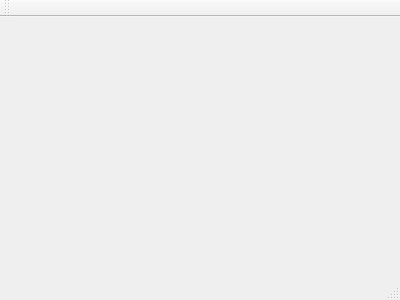
First picture: the form in Converter/mainwindow.ui, repository evgenykzz2/ArduFPS, before the edit.
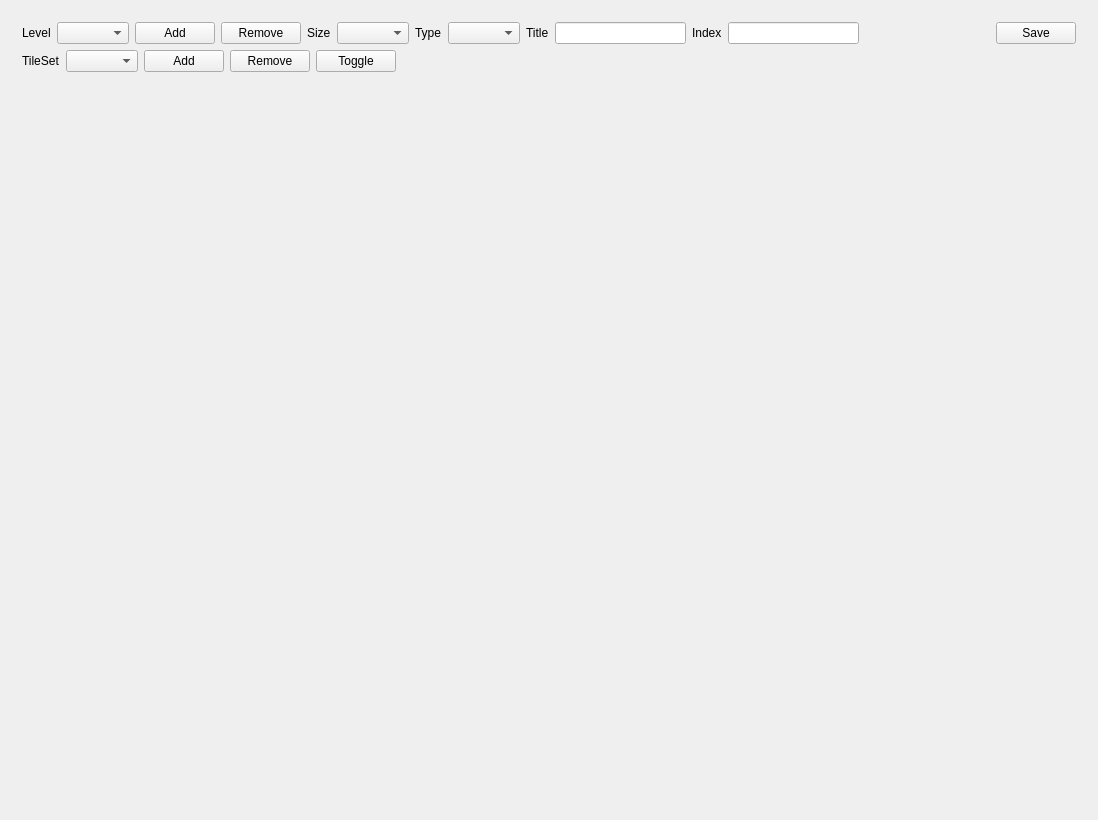
Second picture: the form after the edit.

Commit message: Start working on levels editor

```diff
--- a/Converter/mainwindow.ui
+++ b/Converter/mainwindow.ui
@@ -1,24 +1,264 @@
 <ui version="4.0">
  <class>MainWindow</class>
- <widget class="QMainWindow" name="MainWindow" >
-  <property name="geometry" >
+ <widget class="QMainWindow" name="MainWindow">
+  <property name="geometry">
    <rect>
     <x>0</x>
     <y>0</y>
-    <width>400</width>
-    <height>300</height>
+    <width>1098</width>
+    <height>790</height>
    </rect>
   </property>
   <property name="windowTitle" >
    <string>MainWindow</string>
   </property>
-  <widget class="QMenuBar" name="menuBar" />
-  <widget class="QToolBar" name="mainToolBar" />
-  <widget class="QWidget" name="centralWidget" />
-  <widget class="QStatusBar" name="statusBar" />
+  <widget class="QWidget" name="centralWidget">
+   <layout class="QVBoxLayout" name="verticalLayout_2">
+    <item>
+     <widget class="QWidget" name="widget_3" native="true">
+      <property name="sizePolicy">
+       <sizepolicy hsizetype="Preferred" vsizetype="Fixed">
+        <horstretch>0</horstretch>
+        <verstretch>0</verstretch>
+       </sizepolicy>
+      </property>
+      <layout class="QVBoxLayout" name="verticalLayout">
+       <item>
+        <widget class="QWidget" name="widget" native="true">
+         <layout class="QHBoxLayout" name="horizontalLayout_2">
+          <property name="leftMargin">
+           <number>0</number>
+          </property>
+          <property name="topMargin">
+           <number>0</number>
+          </property>
+          <property name="rightMargin">
+           <number>0</number>
+          </property>
+          <property name="bottomMargin">
+           <number>0</number>
+          </property>
+          <item>
+           <widget class="QLabel" name="label_3">
+            <property name="text">
+             <string>Level</string>
+            </property>
+           </widget>
+          </item>
+          <item>
+           <widget class="QComboBox" name="combo_level"/>
+          </item>
+          <item>
+           <widget class="QPushButton" name="btn_level_add">
+            <property name="text">
+             <string>Add</string>
+            </property>
+           </widget>
+          </item>
+          <item>
+           <widget class="QPushButton" name="btn_level_remove">
+            <property name="text">
+             <string>Remove</string>
+            </property>
+           </widget>
+          </item>
+          <item>
+           <widget class="QLabel" name="label_4">
+            <property name="text">
+             <string>Size</string>
+            </property>
+           </widget>
+          </item>
+          <item>
+           <widget class="QComboBox" name="combo_level_size"/>
+          </item>
+          <item>
+           <widget class="QLabel" name="label_6">
+            <property name="text">
+             <string>Type</string>
+            </property>
+           </widget>
+          </item>
+          <item>
+           <widget class="QComboBox" name="combo_level_type"/>
+          </item>
+          <item>
+           <widget class="QLabel" name="label_5">
+            <property name="text">
+             <string>Title</string>
+            </property>
+           </widget>
+          </item>
+          <item>
+           <widget class="QLineEdit" name="edit_level_title"/>
+          </item>
+          <item>
+           <widget class="QLabel" name="label_2">
+            <property name="text">
+             <string>Index</string>
+            </property>
+           </widget>
+          </item>
+          <item>
+           <widget class="QLineEdit" name="edit_level_title_index"/>
+          </item>
+          <item>
+           <spacer name="horizontalSpacer_4">
+            <property name="orientation">
+             <enum>Qt::Horizontal</enum>
+            </property>
+            <property name="sizeHint" stdset="0">
+             <size>
+              <width>40</width>
+              <height>20</height>
+             </size>
+            </property>
+           </spacer>
+          </item>
+          <item>
+           <widget class="QPushButton" name="btn_save">
+            <property name="text">
+             <string>Save</string>
+            </property>
+           </widget>
+          </item>
+         </layout>
+        </widget>
+       </item>
+       <item>
+        <widget class="QWidget" name="widget_4" native="true">
+         <layout class="QHBoxLayout" name="horizontalLayout">
+          <property name="leftMargin">
+           <number>0</number>
+          </property>
+          <property name="topMargin">
+           <number>0</number>
+          </property>
+          <property name="rightMargin">
+           <number>0</number>
+          </property>
+          <property name="bottomMargin">
+           <number>0</number>
+          </property>
+          <item>
+           <widget class="QLabel" name="label">
+            <property name="text">
+             <string>TileSet</string>
+            </property>
+           </widget>
+          </item>
+          <item>
+           <widget class="QComboBox" name="combo_tileset"/>
+          </item>
+          <item>
+           <widget class="QPushButton" name="btn_tileset_add">
+            <property name="text">
+             <string>Add</string>
+            </property>
+           </widget>
+          </item>
+          <item>
+           <widget class="QPushButton" name="btn_tileset_remove">
+            <property name="text">
+             <string>Remove</string>
+            </property>
+           </widget>
+          </item>
+          <item>
+           <widget class="QPushButton" name="btn_toggle_full_tileset">
+            <property name="text">
+             <string>Toggle</string>
+            </property>
+           </widget>
+          </item>
+          <item>
+           <spacer name="horizontalSpacer">
+            <property name="orientation">
+             <enum>Qt::Horizontal</enum>
+            </property>
+            <property name="sizeHint" stdset="0">
+             <size>
+              <width>40</width>
+              <height>20</height>
+             </size>
+            </property>
+           </spacer>
+          </item>
+         </layout>
+        </widget>
+       </item>
+       <item>
+        <widget class="QLabel" name="label_tileset">
+         <property name="minimumSize">
+          <size>
+           <width>512</width>
+           <height>32</height>
+          </size>
+         </property>
+         <property name="text">
+          <string/>
+         </property>
+        </widget>
+       </item>
+       <item>
+        <widget class="QLabel" name="label_full_tile_set">
+         <property name="text">
+          <string/>
+         </property>
+        </widget>
+       </item>
+      </layout>
+     </widget>
+    </item>
+    <item>
+     <widget class="QWidget" name="widget_2" native="true">
+      <layout class="QHBoxLayout" name="horizontalLayout_3">
+       <item>
+        <spacer name="horizontalSpacer_2">
+         <property name="orientation">
+          <enum>Qt::Horizontal</enum>
+         </property>
+         <property name="sizeHint" stdset="0">
+          <size>
+           <width>40</width>
+           <height>20</height>
+          </size>
+         </property>
+        </spacer>
+       </item>
+       <item>
+        <widget class="QLabel" name="label_map_view">
+         <property name="minimumSize">
+          <size>
+           <width>640</width>
+           <height>640</height>
+          </size>
+         </property>
+         <property name="text">
+          <string/>
+         </property>
+        </widget>
+       </item>
+       <item>
+        <spacer name="horizontalSpacer_3">
+         <property name="orientation">
+          <enum>Qt::Horizontal</enum>
+         </property>
+         <property name="sizeHint" stdset="0">
+          <size>
+           <width>40</width>
+           <height>20</height>
+          </size>
+         </property>
+        </spacer>
+       </item>
+      </layout>
+     </widget>
+    </item>
+   </layout>
+  </widget>
  </widget>
- <layoutDefault spacing="6" margin="11" />
- <pixmapfunction></pixmapfunction>
+ <layoutdefault spacing="6" margin="11"/>
  <resources/>
  <connections/>
 </ui>
```
Left out of the diff: 3 changed lines with no effect on the pictures. The commit also changes 4 other files.
